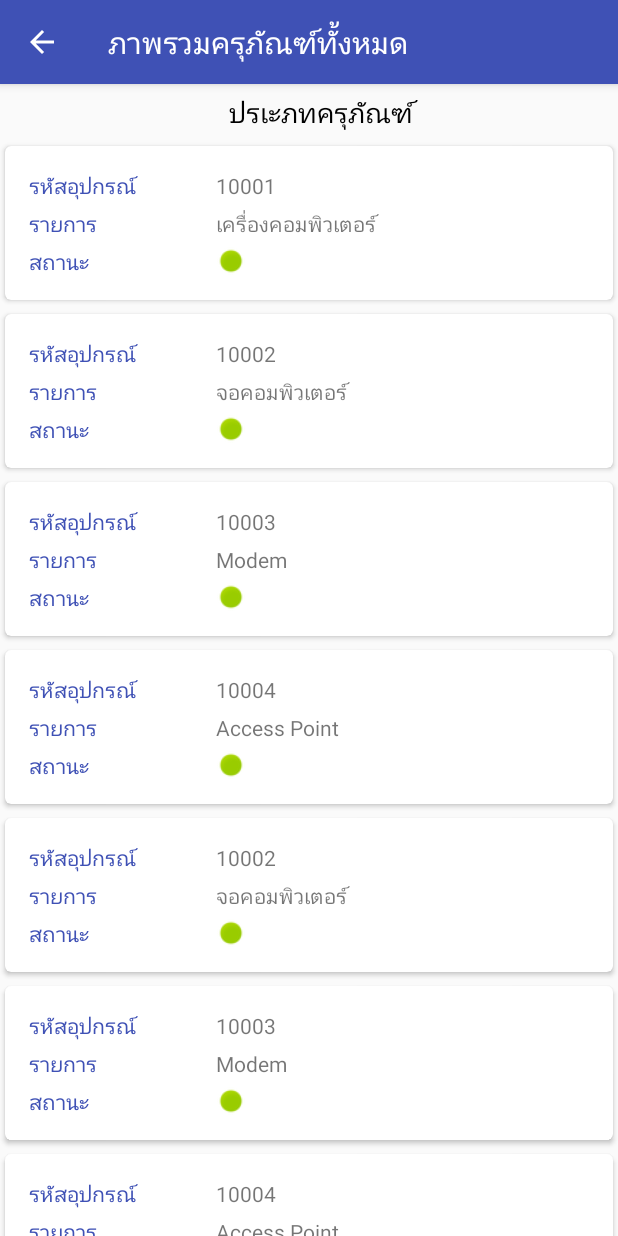
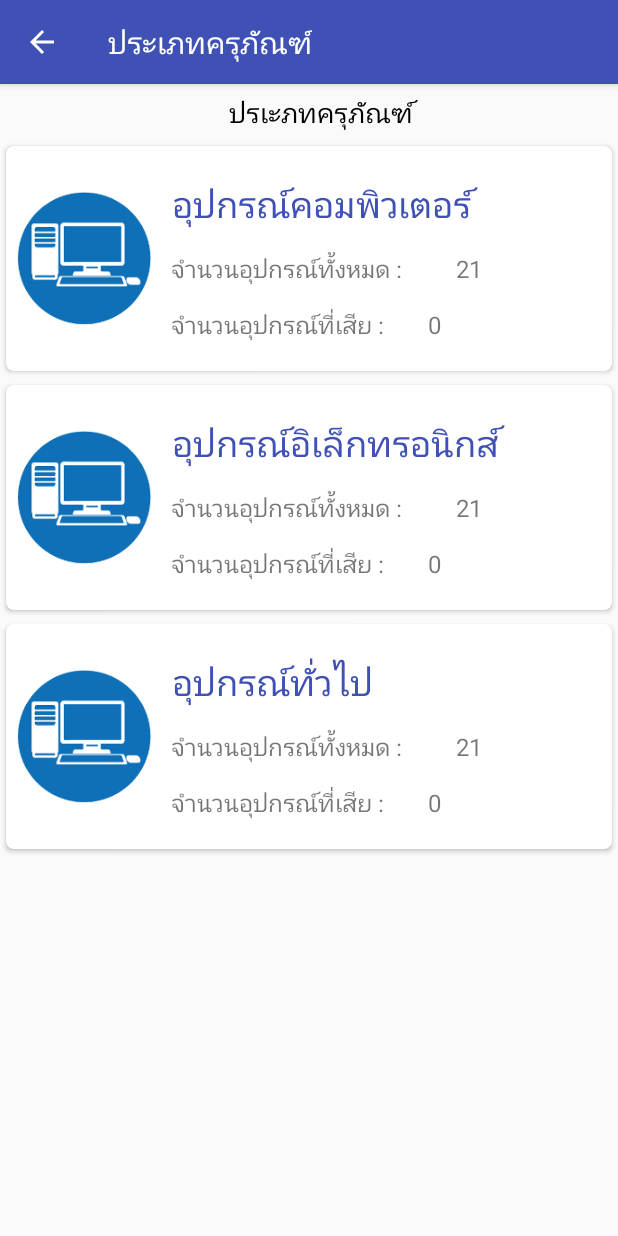
Before and after one commit to msoftteam/KVC-ICT, an Android app: the CategoryActivity screen opened directly, with no data from a screen before it, on a phone screen of 412 x 824 dp. Run offline under Robolectric (Android 15) with nearby library versions, the phone set to English and light mode, and no system bars.

Commit message:
Creat room and category.

```diff
--- a/app/src/main/java/app/kvc/activity/CategoryActivity.java
+++ b/app/src/main/java/app/kvc/activity/CategoryActivity.java
@@ -10,14 +10,16 @@ import android.view.MenuItem;
 import java.util.ArrayList;
 import java.util.List;
 
-import app.kvc.adapters.CategoryRecyclerAdapter;
+import app.kvc.adapters.CategoryListRecycleAdapter;
+import app.kvc.adapters.RoomListRecycleAdapter;
 import app.kvc.kvc_ict.R;
-import app.kvc.model.OverviewModel;
+import app.kvc.model.CategoryModel;
+import app.kvc.model.RoomModel;
 
 public class CategoryActivity extends AppCompatActivity {
-    private RecyclerView recyclerViewcategory;
-    private List<OverviewModel> listcategory;
-    private CategoryRecyclerAdapter CategoryRecyclerAdapter;
+    private RecyclerView recyclerViewCategory;
+    private List<CategoryModel> listcategory;
+    private CategoryListRecycleAdapter CategoryListRecycleAdapter;
 
     @Override
     protected void onCreate(Bundle savedInstanceState) {
@@ -26,52 +28,31 @@ public class CategoryActivity extends AppCompatActivity {
 
         // add back button on activity action bar
         getSupportActionBar().setDisplayHomeAsUpEnabled(true);
-        getSupportActionBar().setTitle("ภาพรวมครุภัณฑ์ทั้งหมด");
+        getSupportActionBar().setTitle("ประเภทครุภัณฑ์");
 
-        recyclerViewcategory = (RecyclerView) findViewById(R.id.recyclerView);
+        recyclerViewCategory = (RecyclerView) findViewById(R.id.recyclerView);
         // DividerItemDecoration dividerItemDecoration = new DividerItemDecoration(recyclerViewOverview.getContext(), DividerItemDecoration.VERTICAL);
         //recyclerViewOverview.addItemDecoration(dividerItemDecoration);
 
         listcategory = new ArrayList<>();
         initData();
-        CategoryRecyclerAdapter = new CategoryRecyclerAdapter(listcategory);
+        CategoryListRecycleAdapter = new CategoryListRecycleAdapter(listcategory);
 
         RecyclerView.LayoutManager mLayoutManager = new LinearLayoutManager(getApplicationContext());
-        recyclerViewcategory.setLayoutManager(mLayoutManager);
-        recyclerViewcategory.setItemAnimator(new DefaultItemAnimator());
-        recyclerViewcategory.setHasFixedSize(true);
-        recyclerViewcategory.setAdapter(CategoryRecyclerAdapter);
+        recyclerViewCategory.setLayoutManager(mLayoutManager);
+        recyclerViewCategory.setItemAnimator(new DefaultItemAnimator());
+        recyclerViewCategory.setHasFixedSize(true);
+        recyclerViewCategory.setAdapter(CategoryListRecycleAdapter);
 
-        CategoryRecyclerAdapter.notifyDataSetChanged();
-
+        CategoryListRecycleAdapter.notifyDataSetChanged();
     }
 
     private void initData() {
-        OverviewModel m = new OverviewModel("10001", "เครื่องคอมพิวเตอร์", 1);
+        CategoryModel m = new CategoryModel("อุปกรณ์คอมพิวเตอร์", 21, 0);
         listcategory.add(m);
-        m = new OverviewModel("10002", "จอคอมพิวเตอร์", 1);
+        m = new CategoryModel("อุปกรณ์อิเล็กทรอนิกส์", 21, 0);
         listcategory.add(m);
-        m = new OverviewModel("10003", "Modem", 1);
-        listcategory.add(m);
-        m = new OverviewModel("10004", "Access Point", 1);
-        listcategory.add(m);
-        m = new OverviewModel("10002", "จอคอมพิวเตอร์", 1);
-        listcategory.add(m);
-        m = new OverviewModel("10003", "Modem", 1);
-        listcategory.add(m);
-        m = new OverviewModel("10004", "Access Point", 1);
-        listcategory.add(m);
-        m = new OverviewModel("10002", "จอคอมพิวเตอร์", 1);
-        listcategory.add(m);
-        m = new OverviewModel("10003", "Modem", 1);
-        listcategory.add(m);
-        m = new OverviewModel("10004", "Access Point", 1);
-        listcategory.add(m);
-        m = new OverviewModel("10002", "จอคอมพิวเตอร์", 1);
-        listcategory.add(m);
-        m = new OverviewModel("10003", "Modem", 1);
-        listcategory.add(m);
-        m = new OverviewModel("10004", "Access Point", 1);
+        m = new CategoryModel("อุปกรณ์ทั่วไป", 21, 0);
         listcategory.add(m);
     }
 
--- a/app/src/main/java/app/kvc/activity/RoomActivity.java
+++ b/app/src/main/java/app/kvc/activity/RoomActivity.java
@@ -26,7 +26,7 @@ public class RoomActivity extends AppCompatActivity {
 
         // add back button on activity action bar
         getSupportActionBar().setDisplayHomeAsUpEnabled(true);
-        getSupportActionBar().setTitle("ภาพรวมครุภัณฑ์ทั้งหมด");
+        getSupportActionBar().setTitle("ครุภัณฑ์ภายในห้องเรียน");
 
         recyclerViewroom = (RecyclerView) findViewById(R.id.recyclerView);
         // DividerItemDecoration dividerItemDecoration = new DividerItemDecoration(recyclerViewOverview.getContext(), DividerItemDecoration.VERTICAL);
--- /dev/null
+++ b/app/src/main/java/app/kvc/adapters/CategoryListRecycleAdapter.java
@@ -0,0 +1,84 @@
+package app.kvc.adapters;
+
+import android.content.Context;
+import android.content.Intent;
+import android.support.v7.widget.AppCompatImageView;
+import android.support.v7.widget.AppCompatTextView;
+import android.support.v7.widget.RecyclerView;
+import android.view.LayoutInflater;
+import android.view.View;
+import android.view.ViewGroup;
+import android.widget.Toast;
+
+import java.util.List;
+
+import app.kvc.activity.CategoryChildActivity;
+import app.kvc.kvc_ict.R;
+import app.kvc.model.CategoryModel;
+import app.kvc.model.RoomModel;
+
+/**
+ * Created by bigm on 26/6/2560.
+ */
+
+public class CategoryListRecycleAdapter extends RecyclerView.Adapter<CategoryListRecycleAdapter.CategoryListViewHolder> {
+    private List<CategoryModel> CategoryModels;
+
+    public CategoryListRecycleAdapter(List<CategoryModel> CategoryModels) {this.CategoryModels = CategoryModels;}
+
+    @Override
+    public CategoryListViewHolder onCreateViewHolder(ViewGroup parent, int viewType) {
+        // inflating recycler item view
+        View itemView = LayoutInflater.from(parent.getContext())
+                .inflate(R.layout.item_category, parent, false);
+
+        return new CategoryListViewHolder(itemView);
+    }
+
+    @Override
+    public void onBindViewHolder(CategoryListViewHolder holder, int position) {
+        holder.txtCategory.setText(CategoryModels.get(position).getCategory());
+        holder.txtNum1.setText(CategoryModels.get(position).getNum1().toString());
+        holder.txtNum2.setText(CategoryModels.get(position).getNum2().toString());
+        holder.itemView.setOnClickListener(new View.OnClickListener() {
+            @Override
+            public void onClick(View v) {
+                Intent intent = new Intent(v.getContext(), CategoryChildActivity.class);
+                v.getContext().startActivity(intent);
+                //Toast.makeText(v.getContext(), "Click View", Toast.LENGTH_SHORT).show();
+            }
+        });
+     /*   if (CategoryModels.get(position).getNumImage() == 1) {
+            holder.imgArea.setImageResource(R.drawable.img1);
+        } else if (CategoryModels.get(position).getNumImage() == 2) {
+            holder.imgArea.setImageResource(R.drawable.img2);
+        } else {
+            holder.imgArea.setImageResource(R.drawable.img3);
+        }
+        */
+    }
+
+    @Override
+    public int getItemCount() {
+        // Log.v(UsersRecyclerAdapter.class.getSimpleName(),""+listOverviews.size());
+        return CategoryModels.size();
+    }
+
+
+    /**
+     * ViewHolder class
+     */
+    public class CategoryListViewHolder extends RecyclerView.ViewHolder {
+
+        public AppCompatTextView txtCategory;
+        public AppCompatTextView txtNum1;
+        public AppCompatTextView txtNum2;
+
+        public CategoryListViewHolder(View view) {
+            super(view);
+            txtCategory = (AppCompatTextView) view.findViewById(R.id.textViewCategory);
+            txtNum1 = (AppCompatTextView) view.findViewById(R.id.textViewNum1);
+            txtNum2 = (AppCompatTextView) view.findViewById(R.id.textViewNum2);
+        }
+    }
+}
--- /dev/null
+++ b/app/src/main/java/app/kvc/model/CategoryModel.java
@@ -0,0 +1,43 @@
+package app.kvc.model;
+
+/**
+ * Created by bigm on 28/6/2560.
+ */
+
+public class CategoryModel {
+
+    private String category;
+    private Integer num1;
+    private Integer num2;
+
+    public String getCategory() {
+        return category;
+    }
+
+    public void setCategory(String category) {
+        this.category = category;
+    }
+
+    public Integer getNum1() {
+        return num1;
+    }
+
+    public void setNum1(Integer num1) {
+        this.num1 = num1;
+    }
+
+    public Integer getNum2() {
+        return num2;
+    }
+
+    public void setNum2(Integer num2) {
+        this.num2 = num2;
+    }
+
+    public CategoryModel(String category, Integer num1, Integer num2) {
+        this.category = category;
+        this.num1 = num1;
+        this.num2 = num2;
+
+    }
+}
```
Also changed, not shown: app/src/main/java/app/kvc/activity/CategoryChildActivity.java (added, +107 -0 lines), app/src/main/java/app/kvc/activity/RoomChildActivity.java (added, +107 -0 lines), app/src/main/java/app/kvc/adapters/RoomListRecycleAdapter.java (+11 -2 lines), app/src/main/java/app/kvc/adapters/RoomRecyclerAdapter.java (added, +64 -0 lines), app/src/main/java/app/kvc/model/ListModel.java (deleted, +0 -45 lines), app/src/main/res/layout/activity_category_child.xml (added, +25 -0 lines), app/src/main/res/layout/activity_room_child.xml (added, +25 -0 lines).
